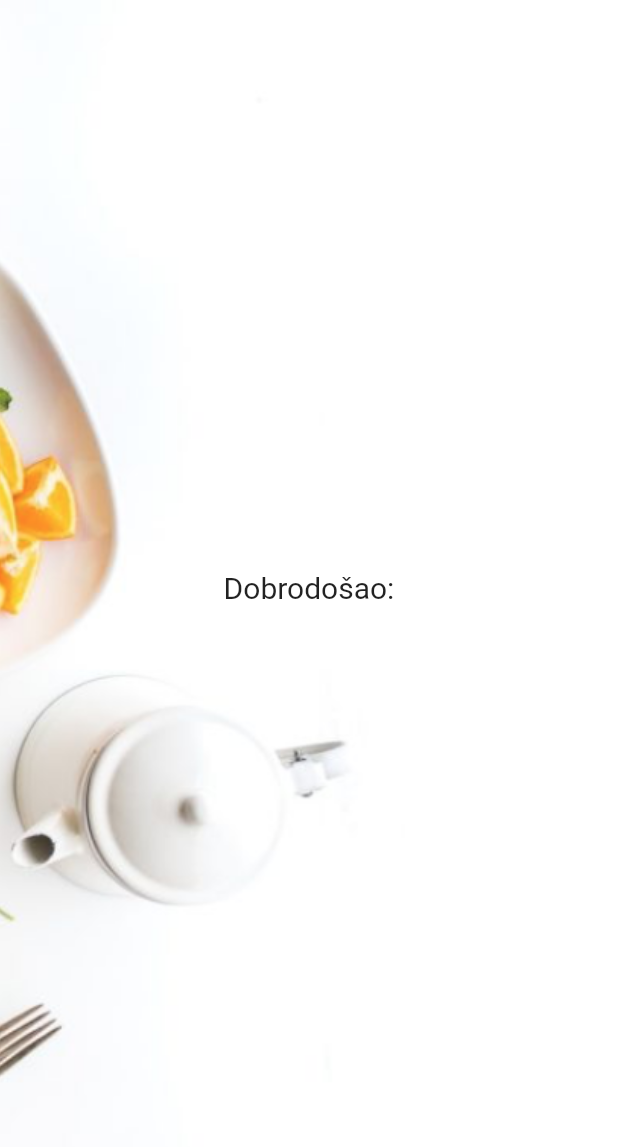
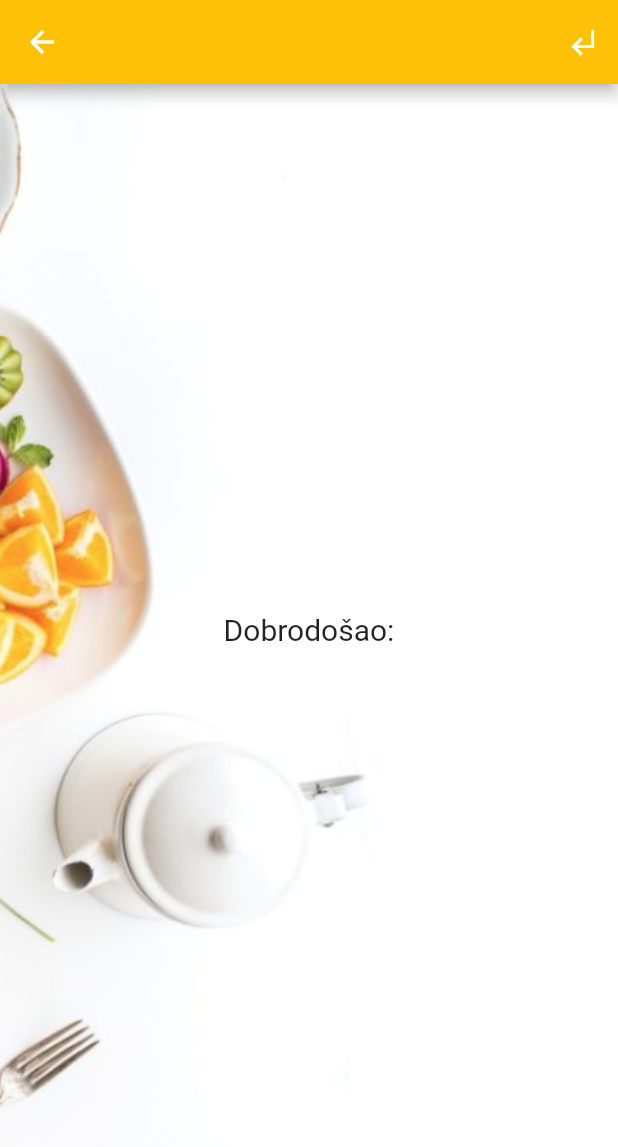
Before and after one commit to ofbukurevic/OAuth, a Flutter app: the SecondScreen screen opened directly, on a phone screen of 412 x 824 dp. Shown: the top 1147 px of the screen. Run offline on Flutter 3.47's test engine with Material 2 defaults, Android fonts, the light colour scheme and no system bars; our stand-ins replace firebase_core; accounts and stored records are empty.

```diff
--- a/lib/screens/secondScreen.dart
+++ b/lib/screens/secondScreen.dart
@@ -6,6 +6,17 @@ class SecondScreen extends StatelessWidget {
   @override
   Widget build(BuildContext context) {
     return Scaffold(
+      appBar: AppBar(
+        backgroundColor: Colors.amber,
+        actions: [
+          IconButton(
+              icon: Icon(
+                Icons.subdirectory_arrow_left,
+                color: Colors.white,
+              ),
+              onPressed: () {}),
+        ],
+      ),
       body: Container(
         decoration: BoxDecoration(
           image: DecorationImage(
```
